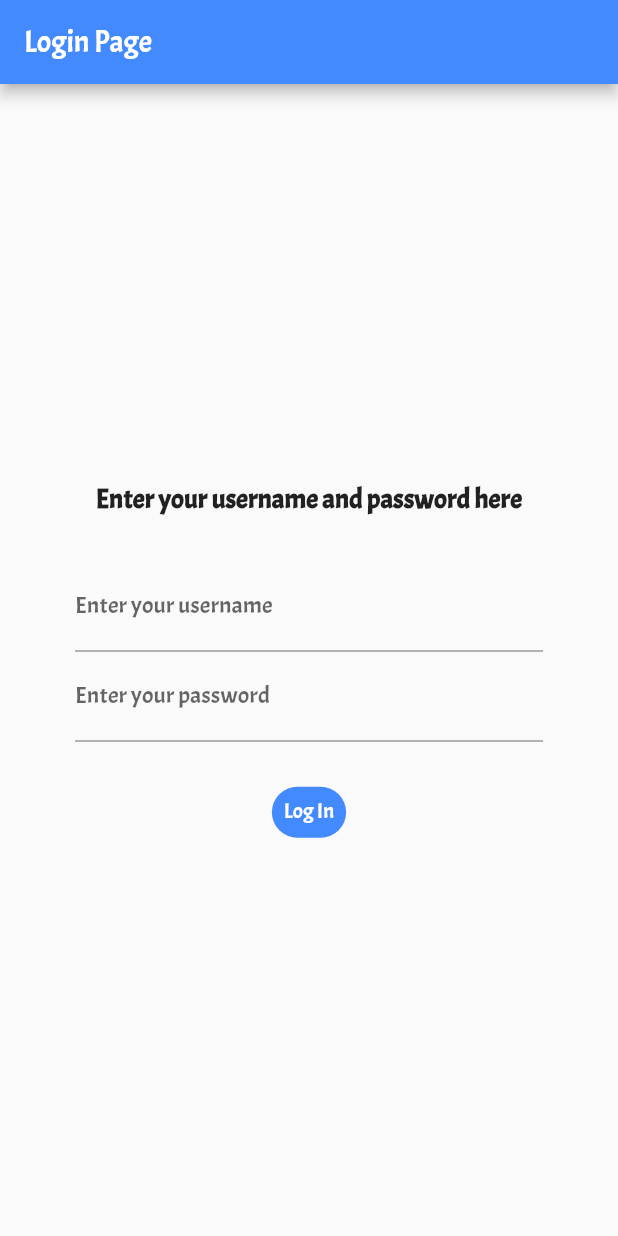
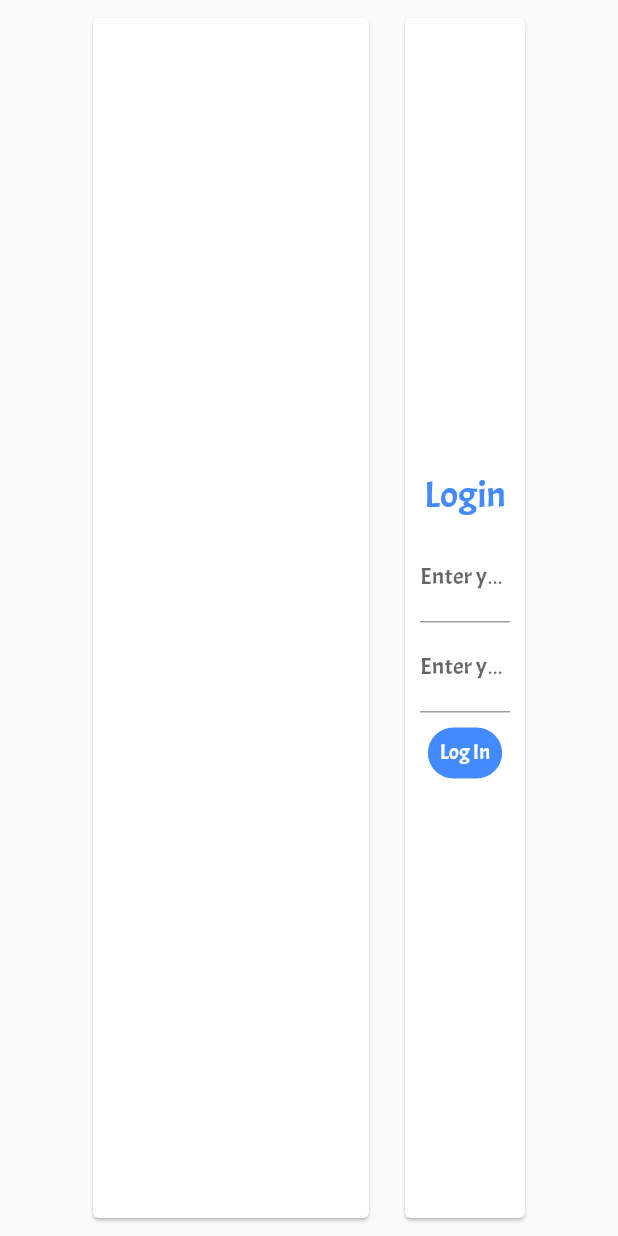
Before and after one commit to lightningbolt047/dbms_project, a Flutter app: the screen it shows after launch, on a phone screen of 412 x 824 dp. Run offline on Flutter 3.47's test engine with Material 2 defaults, Android fonts, the phone set to English and light mode, and no system bars; our stand-ins replace font_awesome_flutter, percent_indicator.

Commit message:
New UI for login screen (main.dart) and fixed login logic

```diff
--- a/lib/main.dart
+++ b/lib/main.dart
@@ -30,26 +30,48 @@ class _LoginState extends State<Login> {
       theme: ThemeData(fontFamily: screenHeadFont),
       home: Builder(
         builder:(context) => Scaffold(
-          appBar: AppBar(
-            title: Text("Login Page"),
-            backgroundColor: Colors.blueAccent,
-          ),
+          // appBar: AppBar(
+          //   title: Text("Login Page"),
+          //   backgroundColor: Colors.blueAccent,
+          // ),
           body: Padding(
             padding: const EdgeInsets.symmetric(horizontal:50.0),
+            child: Row(
+              children: [
+                Expanded(
+                  flex: 2,
+                  child: Padding(
+                    padding: EdgeInsets.all(8),
+                    child: Card(
+                      child: Padding(
+                        padding: EdgeInsets.all(8),
+                        child: Column(
+                          children: [],
+                        ),
+                      ),
+                    ),
+                  ),
+                ),
+                Expanded(
+                  flex: 1,
+                  child:Padding(
+                  padding: const EdgeInsets.all(8.0),
+                  child: Card(
+                    child: Padding(
+                      padding: const EdgeInsets.all(10.0),
                       child: Column(
                         mainAxisAlignment: MainAxisAlignment.center,
                         crossAxisAlignment: CrossAxisAlignment.center,
                         children: [
-                //TODO Hero Animations once other jobs are complete
-                Text(
-                  "Enter your username and password here",
-                  style: TextStyle(
-                    fontSize: 18,
-                    fontWeight: FontWeight.w800,
+                          Container(
+                            width: double.maxFinite,
+                            height: 50,
+                            child: Center(
+                              child: Text("Login",style: TextStyle(
+                                  color: Colors.blueAccent,
+                                  fontSize: 25
+                              ),),
                             ),
-                ),
-                SizedBox(
-                  height: 30,
                           ),
                           TextField(
                             decoration: InputDecoration(
@@ -74,20 +96,21 @@ class _LoginState extends State<Login> {
                             },
                             obscureText: true,
                           ),
-                SizedBox(
-                  height:30,
-                ),
+                          sizedBoxInColumn,
                           LoginButton(() async{
                             RequestServer server= RequestServer();
                             server.setAction("select usertype,ID from UserTable where username=$_inputUsername");
                             server.setQtype("R");
+                            if(_inputUsername==null || _inputPassword==null){
+                              setState(() {
+                                evalStatus=userEvalStatusTypes.missingCredentials;
+                              });
+                              return;
+                            }
                             bool userPresent= await server.checkUserPresence(_inputUsername);
                             bool correctCredentials=await server.checkCredentials(_inputUsername, _inputPassword);
                             var response=await server.getDecodedResponse();
                             setState(() {
-                    if(_inputUsername==null || _inputPassword==null){
-                      evalStatus=userEvalStatusTypes.missingCredentials;
-                    }
                               // else{   //AB testing else from this point
                               //   if(userPresent){
                               //     if(correctCredentials){
@@ -146,7 +169,7 @@ class _LoginState extends State<Login> {
 
 
 
-                    else if(_inputUsername=='sas047' /*Dummy condition, irl, we'll check if _inputUsername exists in the table*/){
+                              if(_inputUsername=='sas047' /*Dummy condition, irl, we'll check if _inputUsername exists in the table*/){
                                 if(_inputUsername=='sas047' && _inputPassword=='hello' /*Dummy condition! IRL, we'll check if _inputUsername matches _inputPassword*/){
                                   evalStatus=userEvalStatusTypes.evalSuccess;
                                   //Below is a dummy call for a new activity. IRL, use if-else to determine activity type for corresponding usertype
@@ -169,6 +192,11 @@ class _LoginState extends State<Login> {
                       ),
                     ),
                   ),
+                ),),
+              ],
+            ),
+          ),
+        ),
       ),
     );
   }
```
Lines whose indentation alone changed are shown as unchanged.
